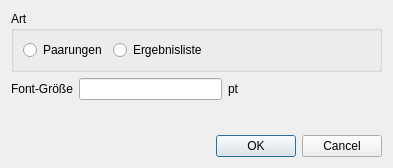
This is ui/select_window_dlg.ui in boulette42/petanque-tournament as Qt 5 draws it before an edit. The edited form follows.
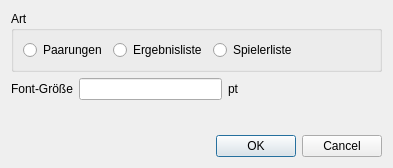
This is the edited form.

Patch:
```diff
--- a/ui/select_window_dlg.ui
+++ b/ui/select_window_dlg.ui
@@ -34,6 +34,13 @@
         </property>
        </widget>
       </item>
+      <item>
+       <widget class="QRadioButton" name="rbPlayer">
+        <property name="text">
+         <string>Spielerliste</string>
+        </property>
+       </widget>
+      </item>
       <item>
        <spacer name="horizontalSpacer">
         <property name="orientation">
```
